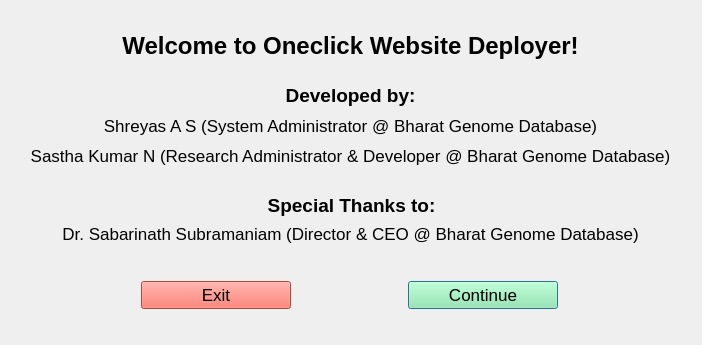
Old version of the form WelcomeDialog.ui in the repository shreyas-a-s/qt-python.
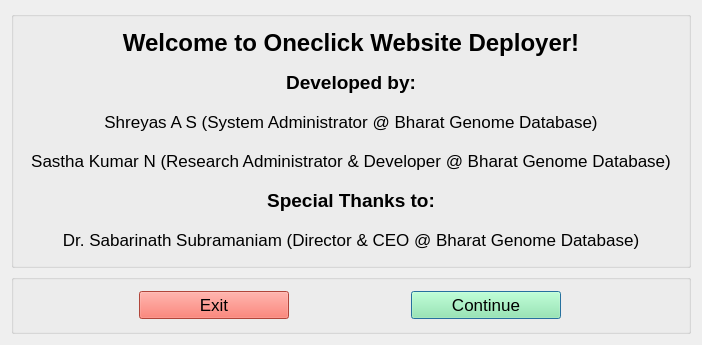
New version of the form.

Commit message: Make qt elements resize with change in window size

Diff of the .ui file:
```diff
--- a/WelcomeDialog.ui
+++ b/WelcomeDialog.ui
@@ -33,46 +33,23 @@
   <property name="sizeGripEnabled">
    <bool>false</bool>
   </property>
-  <widget class="QWidget" name="horizontalLayoutWidget">
-   <property name="geometry">
-    <rect>
-     <x>30</x>
-     <y>10</y>
-     <width>641</width>
-     <height>71</height>
-    </rect>
-   </property>
+  <layout class="QVBoxLayout" name="verticalLayout">
+   <item>
+    <widget class="QGroupBox" name="horizontalGroupBox">
    <layout class="QHBoxLayout" name="horizontalLayout">
     <item>
-     <widget class="QLabel" name="WelcomeHeader">
-      <property name="font">
-       <font>
-        <pointsize>18</pointsize>
-        <weight>75</weight>
-        <bold>true</bold>
-       </font>
-      </property>
+       <layout class="QGridLayout" name="gridLayout_2">
+        <item row="2" column="0">
+         <widget class="QLabel" name="Name1">
       <property name="text">
-       <string>Welcome to Oneclick Website Deployer!</string>
+           <string>Shreyas A S (System Administrator @ Bharat Genome Database)</string>
       </property>
       <property name="alignment">
        <set>Qt::AlignCenter</set>
       </property>
      </widget>
     </item>
-   </layout>
-  </widget>
-  <widget class="QWidget" name="horizontalLayoutWidget_2">
-   <property name="geometry">
-    <rect>
-     <x>31</x>
-     <y>190</y>
-     <width>641</width>
-     <height>31</height>
-    </rect>
-   </property>
-   <layout class="QHBoxLayout" name="horizontalLayout_2">
-    <item>
+        <item row="4" column="0">
      <widget class="QLabel" name="ThanksText">
       <property name="font">
        <font>
@@ -89,41 +66,7 @@
       </property>
      </widget>
     </item>
-   </layout>
-  </widget>
-  <widget class="QWidget" name="horizontalLayoutWidget_3">
-   <property name="geometry">
-    <rect>
-     <x>30</x>
-     <y>220</y>
-     <width>641</width>
-     <height>28</height>
-    </rect>
-   </property>
-   <layout class="QHBoxLayout" name="horizontalLayout_3">
-    <item>
-     <widget class="QLabel" name="Name3">
-      <property name="text">
-       <string>Dr. Sabarinath Subramaniam (Director &amp; CEO @ Bharat Genome Database)</string>
-      </property>
-      <property name="alignment">
-       <set>Qt::AlignCenter</set>
-      </property>
-     </widget>
-    </item>
-   </layout>
-  </widget>
-  <widget class="QWidget" name="horizontalLayoutWidget_4">
-   <property name="geometry">
-    <rect>
-     <x>30</x>
-     <y>80</y>
-     <width>641</width>
-     <height>31</height>
-    </rect>
-   </property>
-   <layout class="QHBoxLayout" name="horizontalLayout_5">
-    <item>
+        <item row="1" column="0">
      <widget class="QLabel" name="DevelopedByText">
       <property name="font">
        <font>
@@ -140,41 +83,24 @@
       </property>
      </widget>
     </item>
-   </layout>
-  </widget>
-  <widget class="QWidget" name="horizontalLayoutWidget_5">
-   <property name="geometry">
-    <rect>
-     <x>30</x>
-     <y>110</y>
-     <width>641</width>
-     <height>31</height>
-    </rect>
-   </property>
-   <layout class="QHBoxLayout" name="horizontalLayout_6">
-    <item>
-     <widget class="QLabel" name="Name1">
+        <item row="0" column="0">
+         <widget class="QLabel" name="WelcomeHeader">
+          <property name="font">
+           <font>
+            <pointsize>18</pointsize>
+            <weight>75</weight>
+            <bold>true</bold>
+           </font>
+          </property>
       <property name="text">
-       <string>Shreyas A S (System Administrator @ Bharat Genome Database)</string>
+           <string>Welcome to Oneclick Website Deployer!</string>
       </property>
       <property name="alignment">
        <set>Qt::AlignCenter</set>
       </property>
      </widget>
     </item>
-   </layout>
-  </widget>
-  <widget class="QWidget" name="horizontalLayoutWidget_6">
-   <property name="geometry">
-    <rect>
-     <x>30</x>
-     <y>140</y>
-     <width>641</width>
-     <height>31</height>
-    </rect>
-   </property>
-   <layout class="QHBoxLayout" name="horizontalLayout_7">
-    <item>
+        <item row="3" column="0">
      <widget class="QLabel" name="Name2">
       <property name="text">
        <string>Sastha Kumar N (Research Administrator &amp; Developer @ Bharat Genome Database)</string>
@@ -184,20 +110,35 @@
       </property>
      </widget>
     </item>
-   </layout>
-  </widget>
-  <widget class="QWidget" name="gridLayoutWidget">
-   <property name="geometry">
-    <rect>
-     <x>30</x>
-     <y>260</y>
-     <width>641</width>
-     <height>71</height>
-    </rect>
-   </property>
-   <layout class="QGridLayout" name="gridLayout">
+        <item row="5" column="0">
+         <widget class="QLabel" name="Name3">
+          <property name="text">
+           <string>Dr. Sabarinath Subramaniam (Director &amp; CEO @ Bharat Genome Database)</string>
+          </property>
+          <property name="alignment">
+           <set>Qt::AlignCenter</set>
+          </property>
+         </widget>
+        </item>
+       </layout>
+      </item>
+     </layout>
+    </widget>
+   </item>
+   <item>
+    <widget class="QGroupBox" name="groupBox">
+     <property name="maximumSize">
+      <size>
+       <width>16777215</width>
+       <height>60</height>
+      </size>
+     </property>
+     <property name="title">
+      <string/>
+     </property>
+     <layout class="QGridLayout" name="gridLayout_3">
     <item row="0" column="1">
-     <widget class="QPushButton" name="Continue">
+       <widget class="QPushButton" name="pushButton">
       <property name="maximumSize">
        <size>
         <width>150</width>
@@ -652,7 +593,7 @@
      </widget>
     </item>
     <item row="0" column="0">
-     <widget class="QPushButton" name="Exit">
+       <widget class="QPushButton" name="pushButton_2">
       <property name="maximumSize">
        <size>
         <width>150</width>
@@ -1108,6 +1049,8 @@
     </item>
    </layout>
   </widget>
+   </item>
+  </layout>
  </widget>
  <resources/>
  <connections/>
```
Lines whose indentation alone changed are shown as unchanged. The commit also changes 1 other file.
